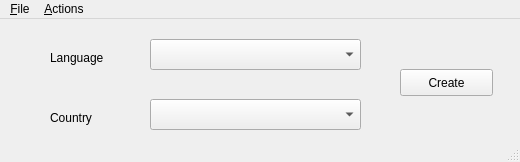
Qt form src/tools/add_language.ui (Freeseer/freeseer) before a commit.
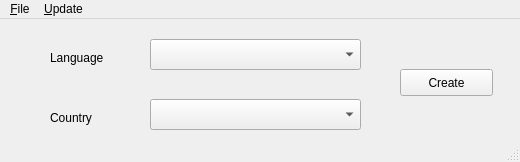
The same form after that commit.

Commit message: Updated Language Tool Ui

What changed in the file:
```diff
--- a/src/tools/add_language.ui
+++ b/src/tools/add_language.ui
@@ -92,14 +92,14 @@
     </property>
     <addaction name="actionExit"/>
    </widget>
-   <widget class="QMenu" name="updateAction">
+   <widget class="QMenu" name="menuUpdate">
     <property name="title">
-     <string>&amp;Actions</string>
+     <string>&amp;Update</string>
     </property>
     <addaction name="translateAction"/>
    </widget>
    <addaction name="menuFile"/>
-   <addaction name="updateAction"/>
+   <addaction name="menuUpdate"/>
   </widget>
   <widget class="QStatusBar" name="statusbar"/>
   <action name="actionExit">
```
Left out of the diff: 10 changed lines with no effect on the pictures.
